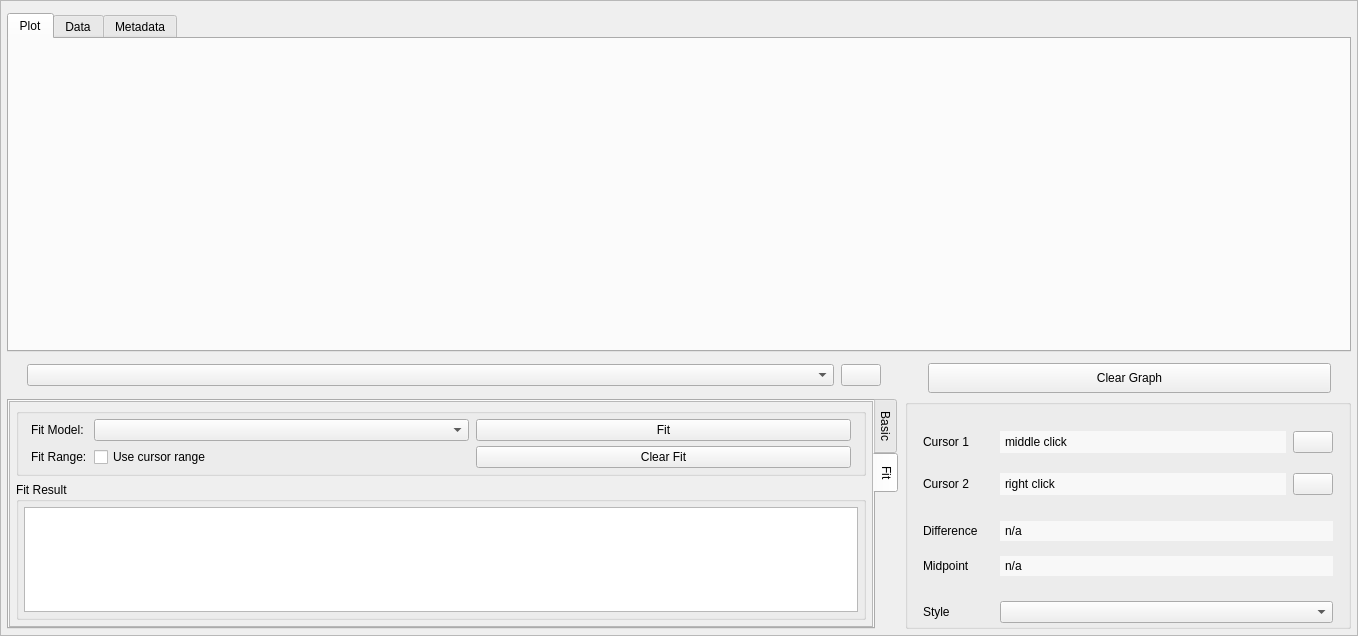
First picture: the form in src/mdaviz/resources/mda_file_viz.ui, repository BCDA-APS/mdaviz, before the edit.
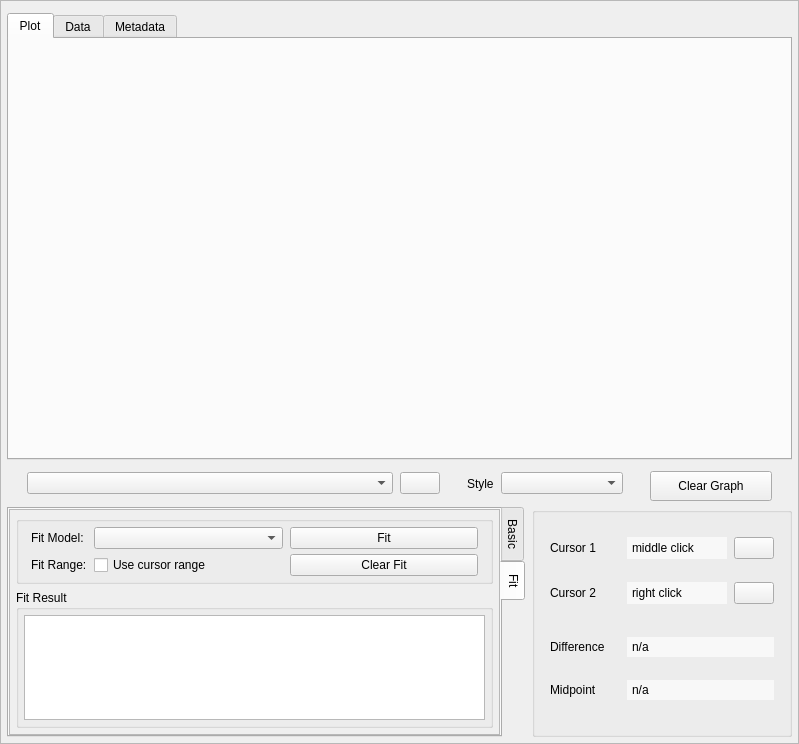
Second picture: the form after the edit. Icons and pictures are not drawn.

Commit message: move line style from info panel

```diff
--- a/src/mdaviz/resources/mda_file_viz.ui
+++ b/src/mdaviz/resources/mda_file_viz.ui
@@ -6,8 +6,8 @@
    <rect>
     <x>0</x>
     <y>0</y>
-    <width>1358</width>
-    <height>636</height>
+    <width>799</width>
+    <height>744</height>
    </rect>
   </property>
   <property name="windowTitle">
@@ -42,8 +42,8 @@
        <rect>
         <x>0</x>
         <y>0</y>
-        <width>1356</width>
-        <height>634</height>
+        <width>797</width>
+        <height>742</height>
        </rect>
       </property>
       <layout class="QVBoxLayout" name="verticalLayout">
@@ -169,7 +169,7 @@
            <height>35</height>
           </size>
          </property>
-         <layout class="QHBoxLayout" name="horizontalLayout_1" stretch="4,0,0,2">
+         <layout class="QHBoxLayout" name="horizontalLayout_1" stretch="3,0,0,0,1,0,1">
           <property name="spacing">
            <number>7</number>
           </property>
@@ -200,6 +200,24 @@
           </item>
           <item>
            <widget class="QPushButton" name="curveRemove">
+            <property name="sizePolicy">
+             <sizepolicy hsizetype="Fixed" vsizetype="Fixed">
+              <horstretch>0</horstretch>
+              <verstretch>0</verstretch>
+             </sizepolicy>
+            </property>
+            <property name="minimumSize">
+             <size>
+              <width>40</width>
+              <height>0</height>
+             </size>
+            </property>
+            <property name="maximumSize">
+             <size>
+              <width>40</width>
+              <height>16777215</height>
+             </size>
+            </property>
             <property name="toolTip">
              <string>Remove selected curve from graph</string>
             </property>
@@ -225,7 +243,30 @@
             </property>
             <property name="sizeHint" stdset="0">
              <size>
-              <width>40</width>
+              <width>20</width>
+              <height>20</height>
+             </size>
+            </property>
+           </spacer>
+          </item>
+          <item>
+           <widget class="QLabel" name="label">
+            <property name="text">
+             <string>Style</string>
+            </property>
+           </widget>
+          </item>
+          <item>
+           <widget class="QComboBox" name="curveStyle"/>
+          </item>
+          <item>
+           <spacer name="horizontalSpacer_2">
+            <property name="orientation">
+             <enum>Qt::Horizontal</enum>
+            </property>
+            <property name="sizeHint" stdset="0">
+             <size>
+              <width>20</width>
               <height>20</height>
              </size>
             </property>
@@ -241,7 +282,7 @@
             </property>
             <property name="minimumSize">
              <size>
-              <width>200</width>
+              <width>100</width>
               <height>30</height>
              </size>
             </property>
@@ -732,7 +773,7 @@
                   <rect>
                    <x>0</x>
                    <y>0</y>
-                   <width>858</width>
+                   <width>486</width>
                    <height>221</height>
                   </rect>
                  </property>
@@ -1007,7 +1048,7 @@
                      </property>
                     </widget>
                    </item>
-                   <item row="3" column="1">
+                   <item row="4" column="1">
                     <widget class="QLabel" name="pos2_text">
                      <property name="toolTip">
                       <string>Cursor 2 position</string>
@@ -1050,7 +1091,7 @@
                      </property>
                     </widget>
                    </item>
-                   <item row="3" column="0">
+                   <item row="4" column="0">
                     <widget class="QLabel" name="cursor2_label">
                      <property name="minimumSize">
                       <size>
@@ -1072,7 +1113,7 @@
                      </property>
                     </widget>
                    </item>
-                   <item row="3" column="2">
+                   <item row="4" column="2">
                     <widget class="QPushButton" name="cursor2_remove">
                      <property name="maximumSize">
                       <size>
@@ -1098,6 +1139,22 @@
                      </property>
                     </widget>
                    </item>
+                   <item row="3" column="1">
+                    <spacer name="verticalSpacer_13">
+                     <property name="orientation">
+                      <enum>Qt::Vertical</enum>
+                     </property>
+                     <property name="sizeType">
+                      <enum>QSizePolicy::Fixed</enum>
+                     </property>
+                     <property name="sizeHint" stdset="0">
+                      <size>
+                       <width>20</width>
+                       <height>5</height>
+                      </size>
+                     </property>
+                    </spacer>
+                   </item>
                   </layout>
                  </widget>
                 </item>
@@ -1132,9 +1189,6 @@
                      </property>
                     </spacer>
                    </item>
-                   <item row="4" column="1">
-                    <widget class="QComboBox" name="curveStyle"/>
-                   </item>
                    <item row="0" column="1">
                     <widget class="QLabel" name="diff_text">
                      <property name="toolTip">
@@ -1152,13 +1206,6 @@
                      </property>
                     </widget>
                    </item>
-                   <item row="4" column="0">
-                    <widget class="QLabel" name="label">
-                     <property name="text">
-                      <string>Style</string>
-                     </property>
-                    </widget>
-                   </item>
                    <item row="0" column="0">
                     <widget class="QLabel" name="diff_label">
                      <property name="minimumSize">
```
